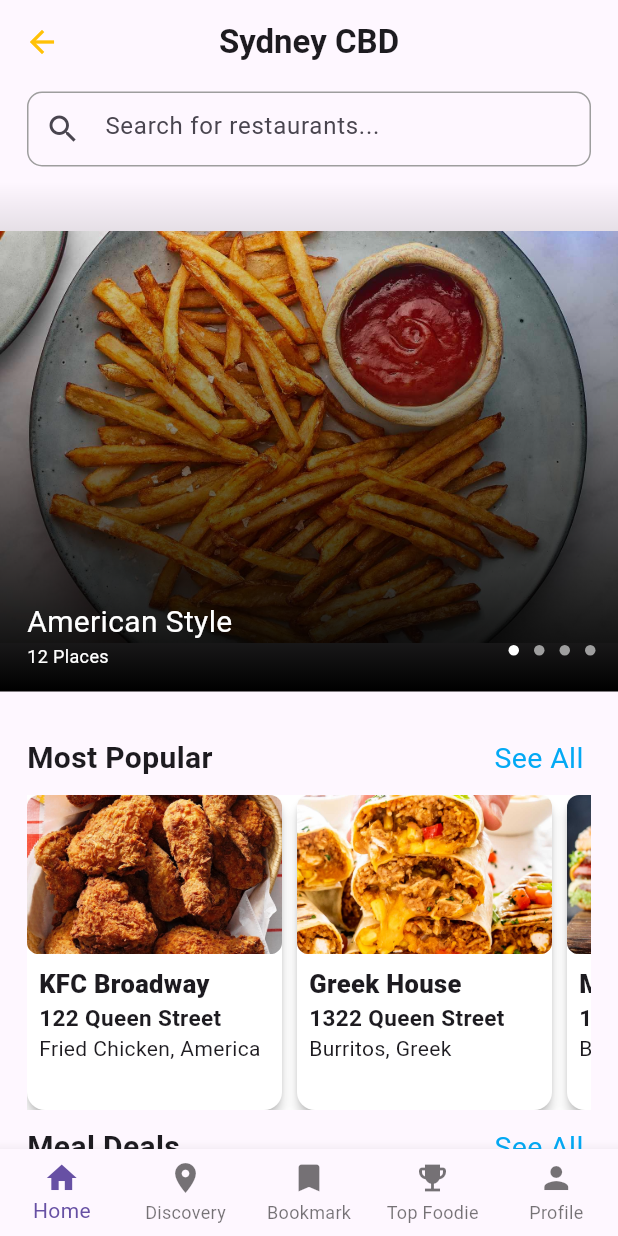
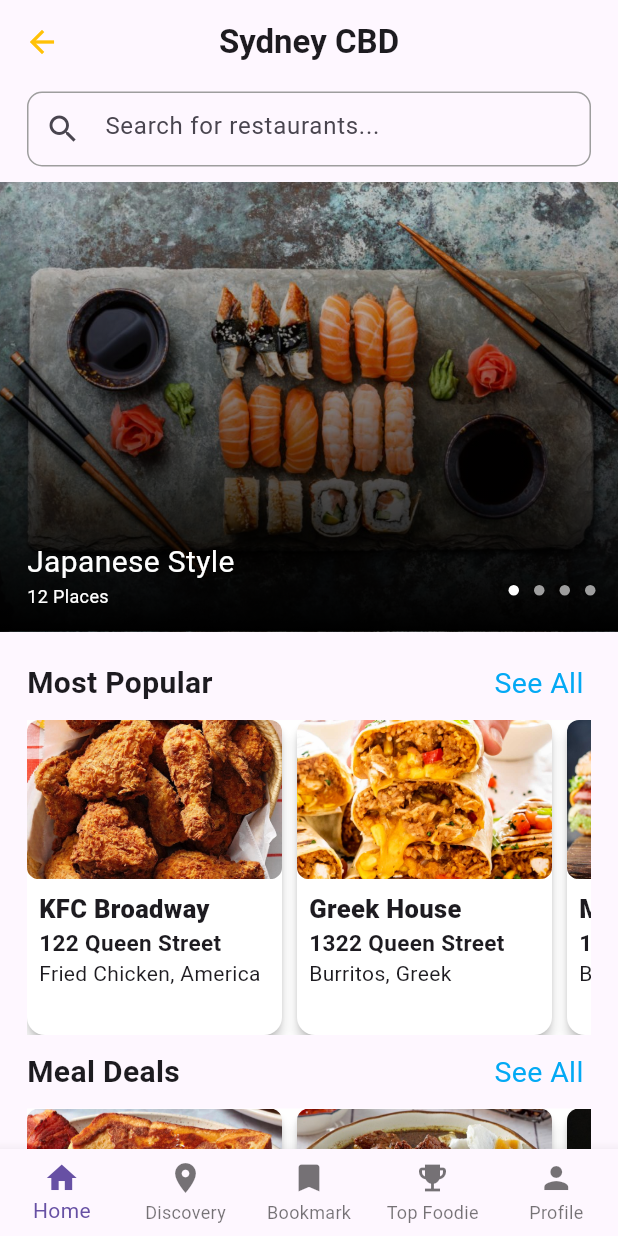
Before and after one commit to SeyulS/FoodApp_Flutter, a Flutter app: the screen it shows after launch, on a phone screen of 412 x 824 dp. Run offline on Flutter 3.47's test engine with Material 3 defaults, Android fonts, the phone set to English and light mode, and no system bars.

Commit message:
:add_asset

```diff
--- a/lib/data/data.dart
+++ b/lib/data/data.dart
@@ -32,7 +32,7 @@ var titles = [
     "lib/images/rawon.jpg",
     "lib/images/milow.jpg",
     "lib/images/coffee.jpg",
-    "lib/images/spag.jpg"
+    "lib/images/sushi.jpg"
   ];
 
   var meals = [
@@ -40,7 +40,7 @@ var titles = [
     "Rawon",
     "Milo Dinosaur",
     "Americano",
-    "Spagheti"
+    "Sushi"
   ];
 
   var price = [
--- a/lib/pages/homePage.dart
+++ b/lib/pages/homePage.dart
@@ -70,13 +70,12 @@ class _MyAppState extends State<MyHome> {
               ),
 
               SizedBox(height: 10,),
-
               // Image
               SizedBox(
-                height: 340,
+                height: 300,
                 child: Stack(
                   children: [
-                    Image.asset(fit: BoxFit.contain,"lib/images/ff.jpg",width: double.infinity, height: double.infinity,),
+                    Image.asset(fit: BoxFit.cover,"lib/images/sushi.jpg",width: double.infinity, height: double.infinity,),
                     Container(
                       decoration: BoxDecoration(
                         gradient: LinearGradient(
@@ -109,7 +108,7 @@ class _MyAppState extends State<MyHome> {
                       child: Padding(
                         padding: const EdgeInsets.all(8.0),
                         child: Text(
-                          "American Style",
+                          "Japanese Style",
                           style: TextStyle(
                             fontSize: 20,
                             color: Colors.white,
@@ -149,7 +148,7 @@ class _MyAppState extends State<MyHome> {
               ),
 
 
-              SizedBox(height: 30,),
+              SizedBox(height: 20,),
 
               // Most Popular
               Padding(
--- a/pubspec.yaml
+++ b/pubspec.yaml
@@ -33,3 +33,4 @@ flutter:
     - lib/images/milow.jpg
     - lib/images/coffee.jpg
     - lib/images/spag.jpg
+    - lib/images/sushi.jpg
```
Also changed, not shown: lib/images/sushi.jpg (added).
